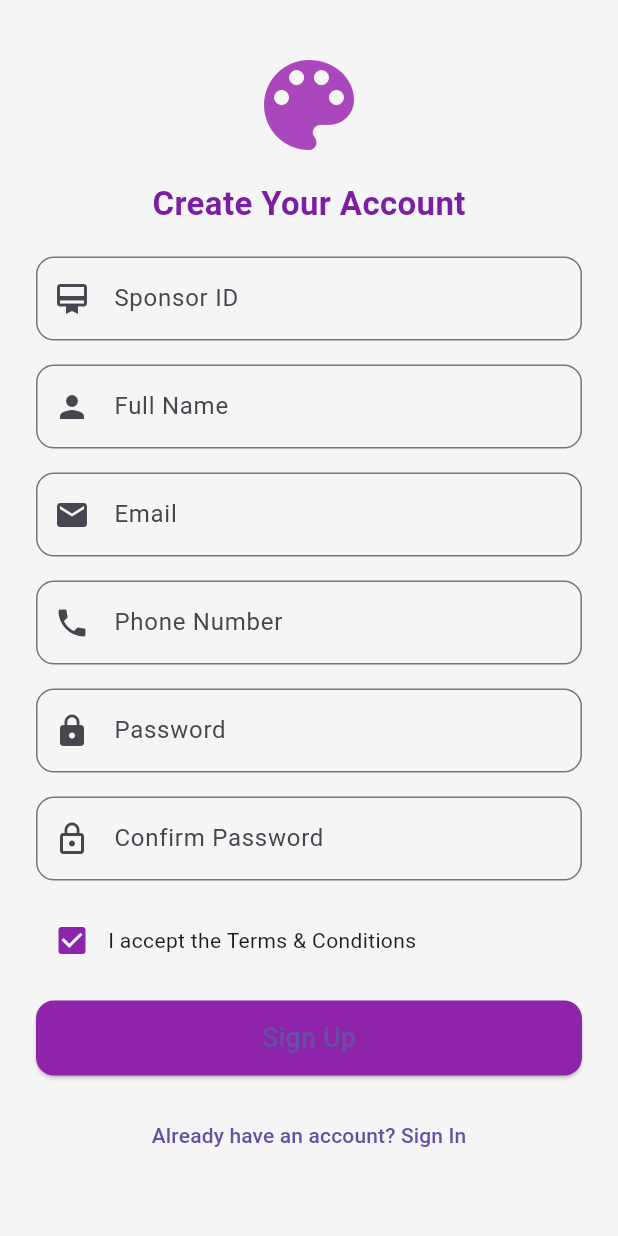
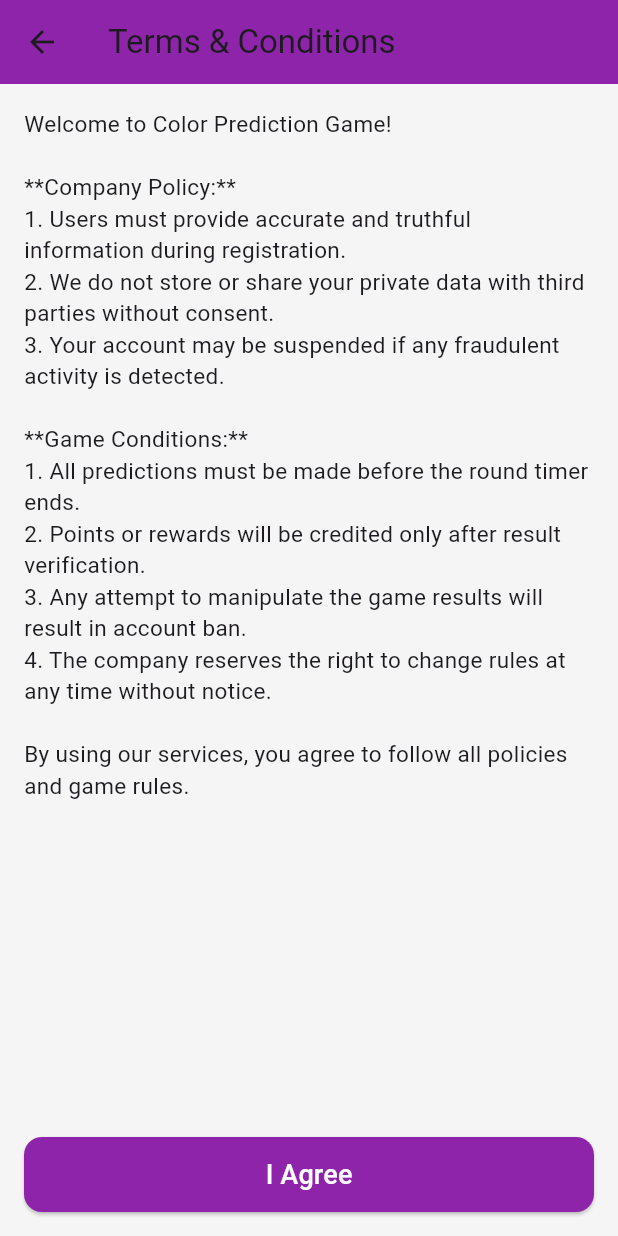
Before and after one commit to sahebbali/Color-Predection-Game-Flutter, a Flutter app: the RegistrationScreen screen opened directly, after a tap on "I accept the Terms & Conditions", on a phone screen of 412 x 824 dp. Run offline on Flutter 3.47's test engine with Material 3 defaults, Android fonts, the phone set to English and light mode, and no system bars; our stand-ins replace flutter_native_splash, get, iconsax.

Commit message:
add term and condition page

```diff
--- a/lib/screens/auth/signup/registration_screen.dart
+++ b/lib/screens/auth/signup/registration_screen.dart
@@ -1,3 +1,4 @@
+import 'package:color_predection_game/screens/auth/signup/terms_and_conditions_screen.dart';
 import 'package:flutter/material.dart';
 import 'package:get/get.dart';
 
@@ -47,7 +48,9 @@ class RegistrationController extends GetxController {
     isLoading.value = true;
     await Future.delayed(const Duration(seconds: 2)); // Simulate API call
     isLoading.value = false;
-
+    print(
+      "Registered with email: ${email.value} and password: ${password.value} and phone: ${phone.value} and sponsor ID: ${sponsorId.value}",
+    );
     Get.snackbar(
       "Success",
       "Account created successfully!",
@@ -139,19 +142,28 @@ class RegistrationScreen extends StatelessWidget {
                     ),
                     Expanded(
                       child: GestureDetector(
-                        onTap: () {
-                          controller.acceptTerms.value =
-                              !controller.acceptTerms.value;
+                        onTap: () async {
+                          var accepted = await Get.to(
+                            () => TermsAndConditionsPage(),
+                          );
+                          if (accepted == true) {
+                            controller.acceptTerms.value = true;
+                          }
                         },
                         child: const Text(
                           "I accept the Terms & Conditions",
-                          style: TextStyle(fontSize: 14),
+                          style: TextStyle(
+                            fontSize: 14,
+                            decoration: TextDecoration.underline,
+                            color: Colors.blue,
+                          ),
                         ),
                       ),
                     ),
                   ],
                 ),
               ),
+
               const SizedBox(height: 16),
 
               // Sign Up Button
@@ -171,7 +183,10 @@ class RegistrationScreen extends StatelessWidget {
                         : controller.register,
                     child: controller.isLoading.value
                         ? const CircularProgressIndicator(color: Colors.white)
-                        : const Text("Sign Up", style: TextStyle(fontSize: 18)),
+                        : const Text(
+                            "Sign Up",
+                            style: TextStyle(fontSize: 18, color: Colors.white),
+                          ),
                   ),
                 ),
               ),
--- /dev/null
+++ b/lib/screens/auth/signup/terms_and_conditions_screen.dart
@@ -0,0 +1,71 @@
+import 'package:flutter/material.dart';
+import 'package:get/get.dart';
+
+class TermsAndConditionsPage extends StatelessWidget {
+  final String termsText = """
+Welcome to Color Prediction Game!
+
+**Company Policy:**
+1. Users must provide accurate and truthful information during registration.
+2. We do not store or share your private data with third parties without consent.
+3. Your account may be suspended if any fraudulent activity is detected.
+
+**Game Conditions:**
+1. All predictions must be made before the round timer ends.
+2. Points or rewards will be credited only after result verification.
+3. Any attempt to manipulate the game results will result in account ban.
+4. The company reserves the right to change rules at any time without notice.
+
+By using our services, you agree to follow all policies and game rules.
+""";
+
+  TermsAndConditionsPage({super.key});
+
+  @override
+  Widget build(BuildContext context) {
+    return Scaffold(
+      backgroundColor: Colors.grey.shade100,
+      appBar: AppBar(
+        title: const Text("Terms & Conditions"),
+        backgroundColor: Colors.purple.shade600,
+      ),
+      body: SafeArea(
+        child: Column(
+          children: [
+            Expanded(
+              child: SingleChildScrollView(
+                padding: const EdgeInsets.all(16),
+                child: Text(
+                  termsText,
+                  style: const TextStyle(fontSize: 15, height: 1.4),
+                ),
+              ),
+            ),
+            Padding(
+              padding: const EdgeInsets.all(16),
+              child: SizedBox(
+                width: double.infinity,
+                height: 50,
+                child: ElevatedButton(
+                  style: ElevatedButton.styleFrom(
+                    backgroundColor: Colors.purple.shade600,
+                    shape: RoundedRectangleBorder(
+                      borderRadius: BorderRadius.circular(12),
+                    ),
+                  ),
+                  onPressed: () {
+                    Get.back(result: true); // Send "accepted" result
+                  },
+                  child: const Text(
+                    "I Agree",
+                    style: TextStyle(fontSize: 18, color: Colors.white),
+                  ),
+                ),
+              ),
+            ),
+          ],
+        ),
+      ),
+    );
+  }
+}
```
